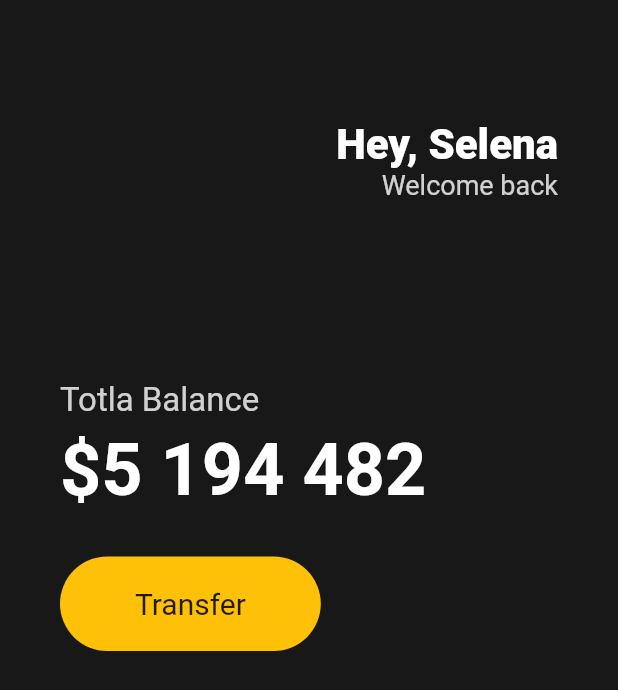
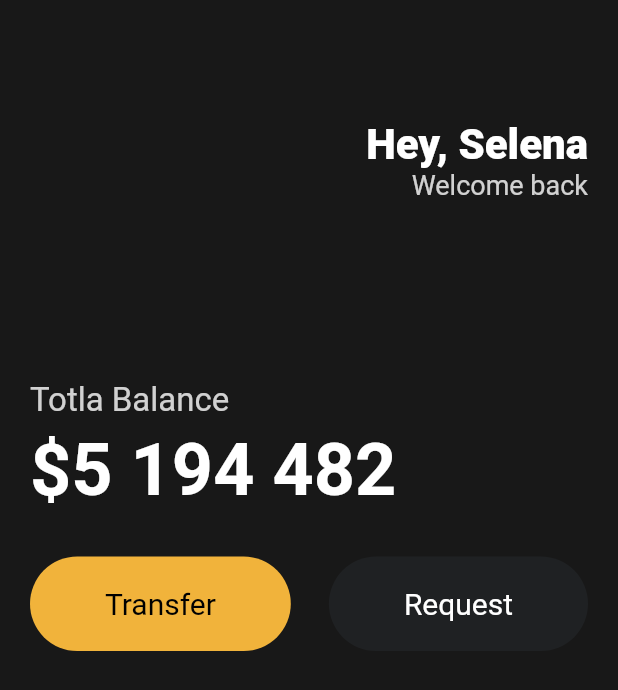
Before and after one commit to jangjo123/Flutter, a Flutter app: the screen it shows after launch, on a phone screen of 412 x 824 dp. Shown: the top 690 px of the screen. Run offline on Flutter 3.47's test engine with Material 2 defaults, Android fonts, the phone set to English and light mode, and no system bars.

Commit message:
Reusable Widgets

```diff
--- a/toonflix/lib/main.dart
+++ b/toonflix/lib/main.dart
@@ -1,9 +1,10 @@
 import 'package:flutter/material.dart';
+import 'package:toonflix/widgets/Button.dart';
 
 class Player {
   String? name;
 
-  Player( {required this.name});
+  Player({required this.name});
 }
 
 void main() {
@@ -12,17 +13,16 @@ void main() {
   runApp(const App());
 }
 
-class App extends StatelessWidget{
+class App extends StatelessWidget {
   const App({super.key});
-
 
   @override
   Widget build(BuildContext context) {
     return MaterialApp(
       home: Scaffold(
-        backgroundColor:const Color(0xFF181818),
+        backgroundColor: const Color(0xFF181818),
         body: Padding(
-          padding: const EdgeInsets.symmetric(horizontal: 40),
+          padding: const EdgeInsets.symmetric(horizontal: 20),
           child: Column(
             crossAxisAlignment: CrossAxisAlignment.start,
             children: [
@@ -43,7 +43,8 @@ class App extends StatelessWidget{
                           fontWeight: FontWeight.w800,
                         ),
                       ),
-                  Text('Welcome back',
+                      Text(
+                        'Welcome back',
                         style: TextStyle(
                           color: Colors.white.withOpacity(0.8),
                           fontSize: 18,
@@ -53,45 +54,48 @@ class App extends StatelessWidget{
                   )
                 ],
               ),
-            const SizedBox(height: 120,),
+              const SizedBox(
+                height: 120,
+              ),
               Text(
                 "Totla Balance",
-              style:  TextStyle(
+                style: TextStyle(
                   fontSize: 22,
                   color: Colors.white.withOpacity(0.8),
                 ),
               ),
-            const SizedBox(height: 5,),
+              const SizedBox(
+                height: 5,
+              ),
               const Text(
                 "\$5 194 482",
-              style:  TextStyle(
+                style: TextStyle(
                   fontSize: 48,
                   fontWeight: FontWeight.w600,
                   color: Colors.white,
                 ),
               ),
-            const SizedBox(height: 30,),
-            Row(
+              const SizedBox(
+                height: 30,
+              ),
+              const Row(
+                mainAxisAlignment: MainAxisAlignment.spaceBetween,
                 children: [
-                Container(
-                  decoration: BoxDecoration(
-                    color: Colors.amber,
-                    borderRadius: BorderRadius.circular(45),
+                  Button(
+                    text: 'Transfer',
+                    bgColor: Color(0xFFF1B33B),
+                    textColor: Colors.black,
                   ),
-                  child: const Padding(
-                    padding: EdgeInsets.symmetric(vertical: 20, horizontal: 50,),
-                    child: Text(
-                      "Transfer",
-                      style: TextStyle(
-                        fontSize: 20,
-                      ),
-                    ),
-                  ),
+                  Button(
+                    text: 'Request',
+                    bgColor: Color(0xFF1F2123),
+                    textColor: Colors.white,
                   ),
                 ],
               )
             ],
-        ),),
+          ),
+        ),
       ),
     );
   }
--- /dev/null
+++ b/toonflix/lib/widgets/button.dart
@@ -0,0 +1,37 @@
+import 'package:flutter/material.dart';
+
+class Button extends StatelessWidget {
+  final String text;
+  final Color bgColor;
+  final Color textColor;
+
+  const Button({
+    super.key,
+    required this.text,
+    required this.bgColor,
+    required this.textColor,
+  });
+
+  @override
+  Widget build(BuildContext context) {
+    return Container(
+      decoration: BoxDecoration(
+        color: bgColor,
+        borderRadius: BorderRadius.circular(45),
+      ),
+      child: Padding(
+        padding: const EdgeInsets.symmetric(
+          vertical: 20,
+          horizontal: 50,
+        ),
+        child: Text(
+          text,
+          style: TextStyle(
+            color: textColor,
+            fontSize: 20,
+          ),
+        ),
+      ),
+    );
+  }
+}
```
Lines whose indentation alone changed are shown as unchanged.
